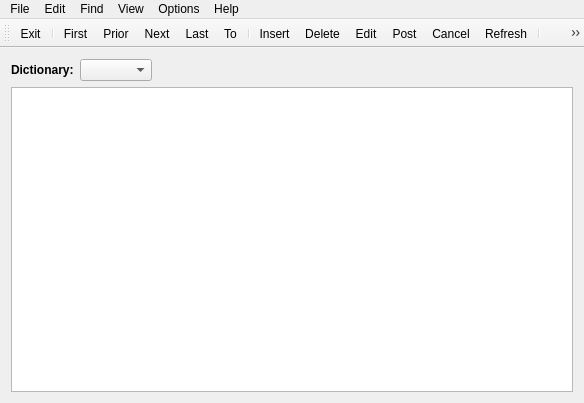
Old version of the form Forms/CMain.ui in the repository skynowa/iTeacher.
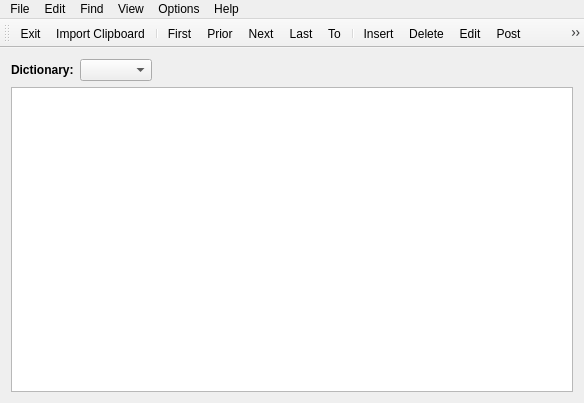
New version of the form. Icons and pictures are not drawn.

Commit message: ADD: action ImportClipboard

```diff
--- a/Forms/CMain.ui
+++ b/Forms/CMain.ui
@@ -145,6 +145,7 @@
     <bool>false</bool>
    </attribute>
    <addaction name="actFile_Exit"/>
+   <addaction name="actFile_ImportClipboard"/>
    <addaction name="separator"/>
    <addaction name="actEdit_First"/>
    <addaction name="actEdit_Prior"/>
@@ -343,6 +344,15 @@
     <string>To...</string>
    </property>
   </action>
+  <action name="actFile_ImportClipboard">
+   <property name="icon">
+    <iconset resource="../Resources/App.qrc">
+     <normaloff>:/Menu/Menu/ImportClipboard.bmp</normaloff>:/Menu/Menu/ImportClipboard.bmp</iconset>
+   </property>
+   <property name="text">
+    <string>Import Clipboard...</string>
+   </property>
+  </action>
  </widget>
  <layoutdefault spacing="6" margin="11"/>
  <resources>
```
Left out of the diff: 1 changed line with no effect on the pictures. The commit also changes 7 other files.
